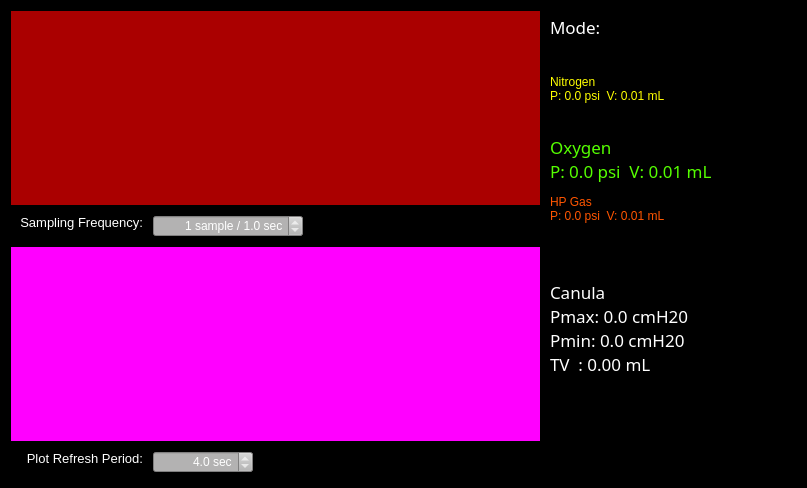
ScottHaileRobertson/DukeVentilator, file QtCreatorUI/mainwidget.ui: the form before one commit.
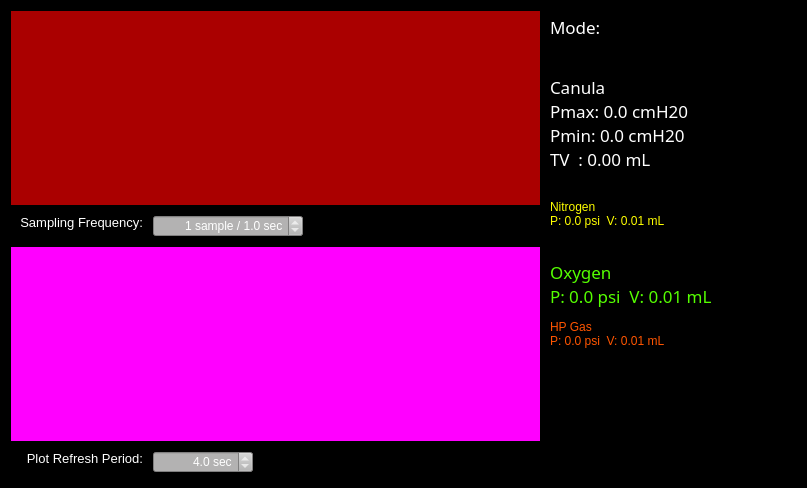
The form after the commit. Custom widgets are drawn as their Qt base class.

```diff
--- a/QtCreatorUI/mainwidget.ui
+++ b/QtCreatorUI/mainwidget.ui
@@ -399,6 +399,61 @@
          </property>
         </widget>
        </item>
+       <item>
+        <widget class="QPlainTextEdit" name="canulaText">
+         <property name="sizePolicy">
+          <sizepolicy hsizetype="Fixed" vsizetype="Minimum">
+           <horstretch>0</horstretch>
+           <verstretch>0</verstretch>
+          </sizepolicy>
+         </property>
+         <property name="minimumSize">
+          <size>
+           <width>250</width>
+           <height>0</height>
+          </size>
+         </property>
+         <property name="maximumSize">
+          <size>
+           <width>250</width>
+           <height>125</height>
+          </size>
+         </property>
+         <property name="font">
+          <font>
+           <family>Droid Sans Mono</family>
+           <pointsize>13</pointsize>
+           <weight>50</weight>
+           <italic>false</italic>
+           <bold>false</bold>
+          </font>
+         </property>
+         <property name="styleSheet">
+          <string notr="true">font: 13pt &quot;Droid Sans Mono&quot;;</string>
+         </property>
+         <property name="frameShape">
+          <enum>QFrame::NoFrame</enum>
+         </property>
+         <property name="frameShadow">
+          <enum>QFrame::Plain</enum>
+         </property>
+         <property name="lineWidth">
+          <number>0</number>
+         </property>
+         <property name="verticalScrollBarPolicy">
+          <enum>Qt::ScrollBarAlwaysOff</enum>
+         </property>
+         <property name="horizontalScrollBarPolicy">
+          <enum>Qt::ScrollBarAlwaysOff</enum>
+         </property>
+         <property name="plainText">
+          <string>Canula
+Pmax: 0.0 cmH20
+Pmin: 0.0 cmH20
+TV  : 0.00 mL</string>
+         </property>
+        </widget>
+       </item>
        <item>
         <widget class="QPlainTextEdit" name="nitrogenText">
          <property name="sizePolicy">
@@ -546,61 +601,6 @@
          </property>
         </widget>
        </item>
-       <item>
-        <widget class="QPlainTextEdit" name="canulaText">
-         <property name="sizePolicy">
-          <sizepolicy hsizetype="Fixed" vsizetype="Minimum">
-           <horstretch>0</horstretch>
-           <verstretch>0</verstretch>
-          </sizepolicy>
-         </property>
-         <property name="minimumSize">
-          <size>
-           <width>250</width>
-           <height>0</height>
-          </size>
-         </property>
-         <property name="maximumSize">
-          <size>
-           <width>250</width>
-           <height>125</height>
-          </size>
-         </property>
-         <property name="font">
-          <font>
-           <family>Droid Sans Mono</family>
-           <pointsize>13</pointsize>
-           <weight>50</weight>
-           <italic>false</italic>
-           <bold>false</bold>
-          </font>
-         </property>
-         <property name="styleSheet">
-          <string notr="true">font: 13pt &quot;Droid Sans Mono&quot;;</string>
-         </property>
-         <property name="frameShape">
-          <enum>QFrame::NoFrame</enum>
-         </property>
-         <property name="frameShadow">
-          <enum>QFrame::Plain</enum>
-         </property>
-         <property name="lineWidth">
-          <number>0</number>
-         </property>
-         <property name="verticalScrollBarPolicy">
-          <enum>Qt::ScrollBarAlwaysOff</enum>
-         </property>
-         <property name="horizontalScrollBarPolicy">
-          <enum>Qt::ScrollBarAlwaysOff</enum>
-         </property>
-         <property name="plainText">
-          <string>Canula
-Pmax: 0.0 cmH20
-Pmin: 0.0 cmH20
-TV  : 0.00 mL</string>
-         </property>
-        </widget>
-       </item>
        <item>
         <spacer name="verticalSpacer">
          <property name="orientation">
```
